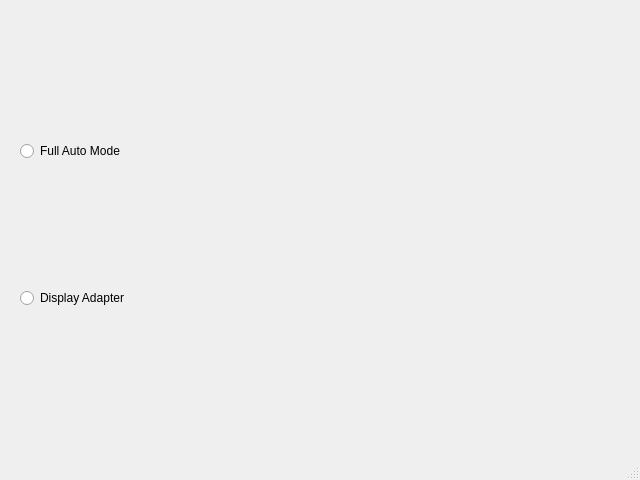
The window that settingwindow.ui (MingyaoLiu/CrossoutML) describes before a commit, drawn with Qt 5.
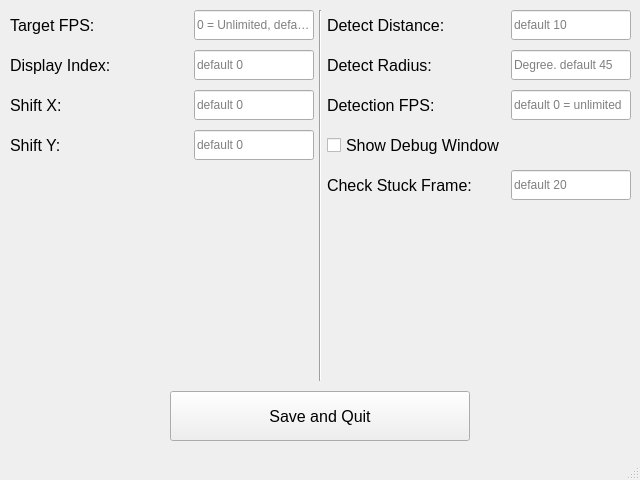
The same window after the commit.

The edit to the form file:
```diff
--- a/settingwindow.ui
+++ b/settingwindow.ui
@@ -17,36 +17,626 @@
    <widget class="QWidget" name="verticalLayoutWidget">
     <property name="geometry">
      <rect>
-      <x>10</x>
-      <y>10</y>
-      <width>621</width>
-      <height>431</height>
+      <x>0</x>
+      <y>0</y>
+      <width>641</width>
+      <height>441</height>
      </rect>
     </property>
-    <layout class="QVBoxLayout" name="verticalLayout">
-     <property name="leftMargin">
-      <number>10</number>
-     </property>
-     <property name="topMargin">
-      <number>10</number>
-     </property>
-     <property name="rightMargin">
-      <number>10</number>
-     </property>
-     <property name="bottomMargin">
-      <number>10</number>
+    <layout class="QVBoxLayout" name="verticalLayout_5">
+     <property name="spacing">
+      <number>0</number>
      </property>
      <item>
-      <widget class="QRadioButton" name="radioButton">
-       <property name="text">
-        <string>Full Auto Mode</string>
+      <layout class="QHBoxLayout" name="horizontalLayout">
+       <property name="sizeConstraint">
+        <enum>QLayout::SetMinimumSize</enum>
        </property>
-      </widget>
+       <property name="leftMargin">
+        <number>10</number>
+       </property>
+       <property name="topMargin">
+        <number>10</number>
+       </property>
+       <property name="rightMargin">
+        <number>10</number>
+       </property>
+       <property name="bottomMargin">
+        <number>10</number>
+       </property>
+       <item>
+        <layout class="QVBoxLayout" name="verticalLayout_2" stretch="0,0,0,0,0">
+         <property name="spacing">
+          <number>10</number>
+         </property>
+         <property name="sizeConstraint">
+          <enum>QLayout::SetDefaultConstraint</enum>
+         </property>
+         <property name="rightMargin">
+          <number>5</number>
+         </property>
+         <item>
+          <layout class="QHBoxLayout" name="horizontalLayout_9">
+           <property name="sizeConstraint">
+            <enum>QLayout::SetMaximumSize</enum>
+           </property>
+           <item>
+            <widget class="QLabel" name="label_7">
+             <property name="sizePolicy">
+              <sizepolicy hsizetype="Preferred" vsizetype="Maximum">
+               <horstretch>0</horstretch>
+               <verstretch>0</verstretch>
+              </sizepolicy>
+             </property>
+             <property name="minimumSize">
+              <size>
+               <width>0</width>
+               <height>30</height>
+              </size>
+             </property>
+             <property name="maximumSize">
+              <size>
+               <width>16777215</width>
+               <height>16777215</height>
+              </size>
+             </property>
+             <property name="font">
+              <font>
+               <pointsize>12</pointsize>
+              </font>
+             </property>
+             <property name="text">
+              <string>Target FPS:</string>
+             </property>
+            </widget>
+           </item>
+           <item>
+            <widget class="QLineEdit" name="targetFPSInput">
+             <property name="sizePolicy">
+              <sizepolicy hsizetype="Expanding" vsizetype="Maximum">
+               <horstretch>0</horstretch>
+               <verstretch>0</verstretch>
+              </sizepolicy>
+             </property>
+             <property name="minimumSize">
+              <size>
+               <width>0</width>
+               <height>30</height>
+              </size>
+             </property>
+             <property name="maximumSize">
+              <size>
+               <width>120</width>
+               <height>16777215</height>
+              </size>
+             </property>
+             <property name="text">
+              <string notr="true"/>
+             </property>
+             <property name="placeholderText">
+              <string>0 = Unlimited, default 20</string>
+             </property>
+            </widget>
+           </item>
+          </layout>
+         </item>
+         <item>
+          <layout class="QHBoxLayout" name="horizontalLayout_4">
+           <property name="sizeConstraint">
+            <enum>QLayout::SetMaximumSize</enum>
+           </property>
+           <item>
+            <widget class="QLabel" name="label_3">
+             <property name="sizePolicy">
+              <sizepolicy hsizetype="Preferred" vsizetype="Maximum">
+               <horstretch>0</horstretch>
+               <verstretch>0</verstretch>
+              </sizepolicy>
+             </property>
+             <property name="minimumSize">
+              <size>
+               <width>0</width>
+               <height>30</height>
+              </size>
+             </property>
+             <property name="maximumSize">
+              <size>
+               <width>16777215</width>
+               <height>16777215</height>
+              </size>
+             </property>
+             <property name="font">
+              <font>
+               <pointsize>12</pointsize>
+              </font>
+             </property>
+             <property name="text">
+              <string>Display Index:</string>
+             </property>
+            </widget>
+           </item>
+           <item>
+            <widget class="QLineEdit" name="displayIndex">
+             <property name="sizePolicy">
+              <sizepolicy hsizetype="Expanding" vsizetype="Maximum">
+               <horstretch>0</horstretch>
+               <verstretch>0</verstretch>
+              </sizepolicy>
+             </property>
+             <property name="minimumSize">
+              <size>
+               <width>0</width>
+               <height>30</height>
+              </size>
+             </property>
+             <property name="maximumSize">
+              <size>
+               <width>120</width>
+               <height>16777215</height>
+              </size>
+             </property>
+             <property name="placeholderText">
+              <string>default 0</string>
+             </property>
+            </widget>
+           </item>
+          </layout>
+         </item>
+         <item>
+          <layout class="QHBoxLayout" name="horizontalLayout_2">
+           <property name="sizeConstraint">
+            <enum>QLayout::SetMaximumSize</enum>
+           </property>
+           <item>
+            <widget class="QLabel" name="label">
+             <property name="sizePolicy">
+              <sizepolicy hsizetype="Preferred" vsizetype="Maximum">
+               <horstretch>0</horstretch>
+               <verstretch>0</verstretch>
+              </sizepolicy>
+             </property>
+             <property name="minimumSize">
+              <size>
+               <width>0</width>
+               <height>30</height>
+              </size>
+             </property>
+             <property name="maximumSize">
+              <size>
+               <width>16777215</width>
+               <height>16777215</height>
+              </size>
+             </property>
+             <property name="font">
+              <font>
+               <pointsize>12</pointsize>
+              </font>
+             </property>
+             <property name="text">
+              <string>Shift X:</string>
+             </property>
+            </widget>
+           </item>
+           <item>
+            <widget class="QLineEdit" name="shiftX">
+             <property name="sizePolicy">
+              <sizepolicy hsizetype="Expanding" vsizetype="Maximum">
+               <horstretch>0</horstretch>
+               <verstretch>0</verstretch>
+              </sizepolicy>
+             </property>
+             <property name="minimumSize">
+              <size>
+               <width>0</width>
+               <height>30</height>
+              </size>
+             </property>
+             <property name="maximumSize">
+              <size>
+               <width>120</width>
+               <height>16777215</height>
+              </size>
+             </property>
+             <property name="placeholderText">
+              <string>default 0</string>
+             </property>
+            </widget>
+           </item>
+          </layout>
+         </item>
+         <item>
+          <layout class="QHBoxLayout" name="horizontalLayout_3">
+           <property name="spacing">
+            <number>0</number>
+           </property>
+           <property name="sizeConstraint">
+            <enum>QLayout::SetMaximumSize</enum>
+           </property>
+           <item>
+            <widget class="QLabel" name="label_2">
+             <property name="sizePolicy">
+              <sizepolicy hsizetype="Preferred" vsizetype="Maximum">
+               <horstretch>0</horstretch>
+               <verstretch>0</verstretch>
+              </sizepolicy>
+             </property>
+             <property name="minimumSize">
+              <size>
+               <width>0</width>
+               <height>30</height>
+              </size>
+             </property>
+             <property name="maximumSize">
+              <size>
+               <width>16777215</width>
+               <height>16777215</height>
+              </size>
+             </property>
+             <property name="font">
+              <font>
+               <pointsize>12</pointsize>
+              </font>
+             </property>
+             <property name="text">
+              <string>Shift Y:</string>
+             </property>
+            </widget>
+           </item>
+           <item>
+            <widget class="QLineEdit" name="shiftY">
+             <property name="sizePolicy">
+              <sizepolicy hsizetype="Expanding" vsizetype="Maximum">
+               <horstretch>0</horstretch>
+               <verstretch>0</verstretch>
+              </sizepolicy>
+             </property>
+             <property name="minimumSize">
+              <size>
+               <width>0</width>
+               <height>30</height>
+              </size>
+             </property>
+             <property name="maximumSize">
+              <size>
+               <width>120</width>
+               <height>16777215</height>
+              </size>
+             </property>
+             <property name="placeholderText">
+              <string>default 0</string>
+             </property>
+            </widget>
+           </item>
+          </layout>
+         </item>
+         <item>
+          <spacer name="verticalSpacer">
+           <property name="orientation">
+            <enum>Qt::Vertical</enum>
+           </property>
+           <property name="sizeHint" stdset="0">
+            <size>
+             <width>20</width>
+             <height>40</height>
+            </size>
+           </property>
+          </spacer>
+         </item>
+        </layout>
+       </item>
+       <item alignment="Qt::AlignHCenter">
+        <widget class="Line" name="line_2">
+         <property name="orientation">
+          <enum>Qt::Vertical</enum>
+         </property>
+        </widget>
+       </item>
+       <item>
+        <layout class="QVBoxLayout" name="verticalLayout" stretch="0,0,0,0,0,0">
+         <property name="spacing">
+          <number>10</number>
+         </property>
+         <property name="leftMargin">
+          <number>5</number>
+         </property>
+         <item>
+          <layout class="QHBoxLayout" name="horizontalLayout_8">
+           <property name="sizeConstraint">
+            <enum>QLayout::SetMaximumSize</enum>
+           </property>
+           <item>
+            <widget class="QLabel" name="label_6">
+             <property name="sizePolicy">
+              <sizepolicy hsizetype="Preferred" vsizetype="Maximum">
+               <horstretch>0</horstretch>
+               <verstretch>0</verstretch>
+              </sizepolicy>
+             </property>
+             <property name="minimumSize">
+              <size>
+               <width>0</width>
+               <height>30</height>
+              </size>
+             </property>
+             <property name="maximumSize">
+              <size>
+               <width>16777215</width>
+               <height>16777215</height>
+              </size>
+             </property>
+             <property name="font">
+              <font>
+               <pointsize>12</pointsize>
+              </font>
+             </property>
+             <property name="text">
+              <string>Detect Distance:</string>
+             </property>
+            </widget>
+           </item>
+           <item>
+            <widget class="QLineEdit" name="detectDistance">
+             <property name="sizePolicy">
+              <sizepolicy hsizetype="Expanding" vsizetype="Maximum">
+               <horstretch>0</horstretch>
+               <verstretch>0</verstretch>
+              </sizepolicy>
+             </property>
+             <property name="minimumSize">
+              <size>
+               <width>0</width>
+               <height>30</height>
+              </size>
+             </property>
+             <property name="maximumSize">
+              <size>
+               <width>120</width>
+               <height>16777215</height>
+              </size>
+             </property>
+             <property name="placeholderText">
+              <string>default 10</string>
+             </property>
+            </widget>
+           </item>
+          </layout>
+         </item>
+         <item>
+          <layout class="QHBoxLayout" name="horizontalLayout_7">
+           <property name="sizeConstraint">
+            <enum>QLayout::SetMaximumSize</enum>
+           </property>
+           <item>
+            <widget class="QLabel" name="label_5">
+             <property name="sizePolicy">
+              <sizepolicy hsizetype="Preferred" vsizetype="Maximum">
+               <horstretch>0</horstretch>
+               <verstretch>0</verstretch>
+              </sizepolicy>
+             </property>
+             <property name="minimumSize">
+              <size>
+               <width>0</width>
+               <height>30</height>
+              </size>
+             </property>
+             <property name="font">
+              <font>
+               <pointsize>12</pointsize>
+              </font>
+             </property>
+             <property name="text">
+              <string>Detect Radius:</string>
+             </property>
+            </widget>
+           </item>
+           <item>
+            <widget class="QLineEdit" name="detectRadius">
+             <property name="sizePolicy">
+              <sizepolicy hsizetype="Expanding" vsizetype="Maximum">
+               <horstretch>0</horstretch>
+               <verstretch>0</verstretch>
+              </sizepolicy>
+             </property>
+             <property name="minimumSize">
+              <size>
+               <width>0</width>
+               <height>30</height>
+              </size>
+             </property>
+             <property name="maximumSize">
+              <size>
+               <width>120</width>
+               <height>16777215</height>
+              </size>
+             </property>
+             <property name="placeholderText">
+              <string>Degree. default 45</string>
+             </property>
+            </widget>
+           </item>
+          </layout>
+         </item>
+         <item>
+          <layout class="QHBoxLayout" name="horizontalLayout_6">
+           <property name="sizeConstraint">
+            <enum>QLayout::SetMaximumSize</enum>
+           </property>
+           <item>
+            <widget class="QLabel" name="label_4">
+             <property name="sizePolicy">
+              <sizepolicy hsizetype="Preferred" vsizetype="Maximum">
+               <horstretch>0</horstretch>
+               <verstretch>0</verstretch>
+              </sizepolicy>
+             </property>
+             <property name="minimumSize">
+              <size>
+               <width>0</width>
+               <height>30</height>
+              </size>
+             </property>
+             <property name="font">
+              <font>
+               <pointsize>12</pointsize>
+              </font>
+             </property>
+             <property name="text">
+              <string>Detection FPS:</string>
+             </property>
+            </widget>
+           </item>
+           <item>
+            <widget class="QLineEdit" name="detectFPS">
+             <property name="sizePolicy">
+              <sizepolicy hsizetype="Expanding" vsizetype="Maximum">
+               <horstretch>0</horstretch>
+               <verstretch>0</verstretch>
+              </sizepolicy>
+             </property>
+             <property name="minimumSize">
+              <size>
+               <width>0</width>
+               <height>30</height>
+              </size>
+             </property>
+             <property name="maximumSize">
+              <size>
+               <width>120</width>
+               <height>16777215</height>
+              </size>
+             </property>
+             <property name="placeholderText">
+              <string>default 0 = unlimited</string>
+             </property>
+            </widget>
+           </item>
+          </layout>
+         </item>
+         <item>
+          <widget class="QCheckBox" name="showDebugCheckbox">
+           <property name="sizePolicy">
+            <sizepolicy hsizetype="Minimum" vsizetype="Maximum">
+             <horstretch>0</horstretch>
+             <verstretch>0</verstretch>
+            </sizepolicy>
+           </property>
+           <property name="minimumSize">
+            <size>
+             <width>0</width>
+             <height>30</height>
+            </size>
+           </property>
+           <property name="font">
+            <font>
+             <pointsize>12</pointsize>
+            </font>
+           </property>
+           <property name="text">
+            <string>Show Debug Window</string>
+           </property>
+          </widget>
+         </item>
+         <item>
+          <layout class="QHBoxLayout" name="horizontalLayout_10">
+           <property name="sizeConstraint">
+            <enum>QLayout::SetMinimumSize</enum>
+           </property>
+           <item>
+            <widget class="QLabel" name="label_8">
+             <property name="sizePolicy">
+              <sizepolicy hsizetype="Preferred" vsizetype="Maximum">
+               <horstretch>0</horstretch>
+               <verstretch>0</verstretch>
+              </sizepolicy>
+             </property>
+             <property name="minimumSize">
+              <size>
+               <width>0</width>
+               <height>30</height>
+              </size>
+             </property>
+             <property name="font">
+              <font>
+               <pointsize>12</pointsize>
+              </font>
+             </property>
+             <property name="text">
+              <string>Check Stuck Frame:</string>
+             </property>
+            </widget>
+           </item>
+           <item>
+            <widget class="QLineEdit" name="checkStuckFrameCount">
+             <property name="sizePolicy">
+              <sizepolicy hsizetype="Expanding" vsizetype="Maximum">
+               <horstretch>0</horstretch>
+               <verstretch>0</verstretch>
+              </sizepolicy>
+             </property>
+             <property name="minimumSize">
+              <size>
+               <width>0</width>
+               <height>30</height>
+              </size>
+             </property>
+             <property name="maximumSize">
+              <size>
+               <width>120</width>
+               <height>16777215</height>
+              </size>
+             </property>
+             <property name="placeholderText">
+              <string>default 20</string>
+             </property>
+            </widget>
+           </item>
+          </layout>
+         </item>
+         <item>
+          <spacer name="verticalSpacer_2">
+           <property name="orientation">
+            <enum>Qt::Vertical</enum>
+           </property>
+           <property name="sizeHint" stdset="0">
+            <size>
+             <width>20</width>
+             <height>40</height>
+            </size>
+           </property>
+          </spacer>
+         </item>
+        </layout>
+       </item>
+      </layout>
      </item>
-     <item>
-      <widget class="QRadioButton" name="radioButton_2">
+     <item alignment="Qt::AlignHCenter">
+      <widget class="QPushButton" name="saveBtn">
+       <property name="sizePolicy">
+        <sizepolicy hsizetype="Maximum" vsizetype="Fixed">
+         <horstretch>0</horstretch>
+         <verstretch>0</verstretch>
+        </sizepolicy>
+       </property>
+       <property name="minimumSize">
+        <size>
+         <width>300</width>
+         <height>50</height>
+        </size>
+       </property>
+       <property name="maximumSize">
+        <size>
+         <width>600</width>
+         <height>16777215</height>
+        </size>
+       </property>
+       <property name="font">
+        <font>
+         <pointsize>12</pointsize>
+        </font>
+       </property>
        <property name="text">
-        <string>Display Adapter</string>
+        <string>Save and Quit</string>
        </property>
       </widget>
      </item>
```
Left out of the diff: 2 changed lines with no effect on the pictures.
